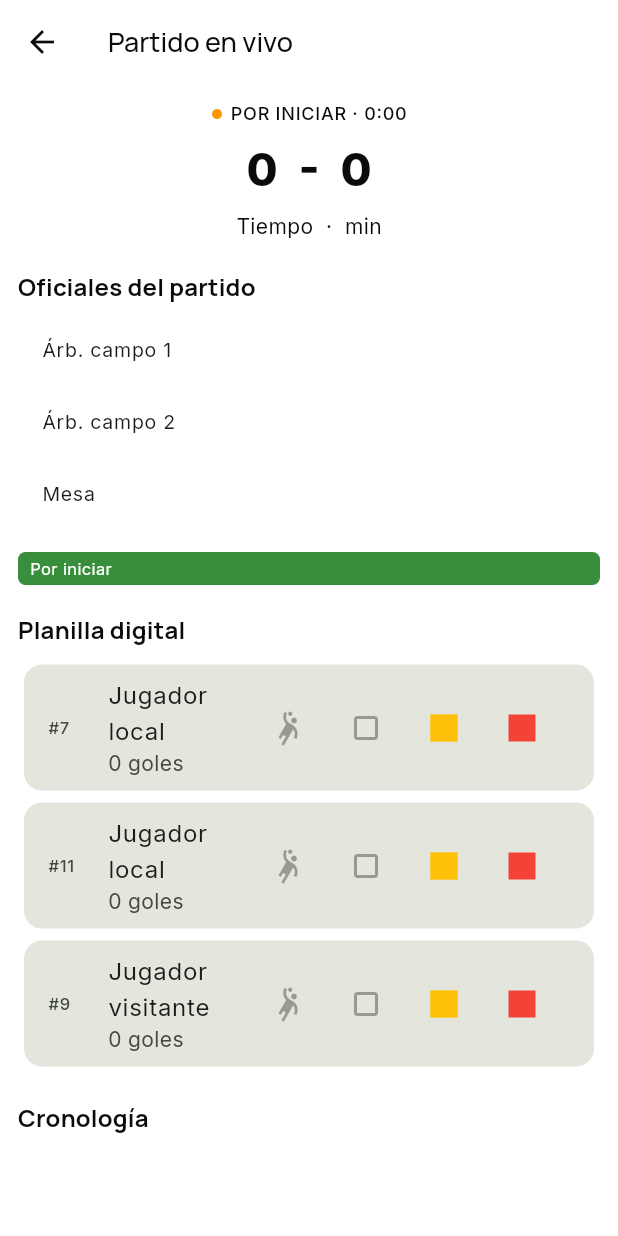
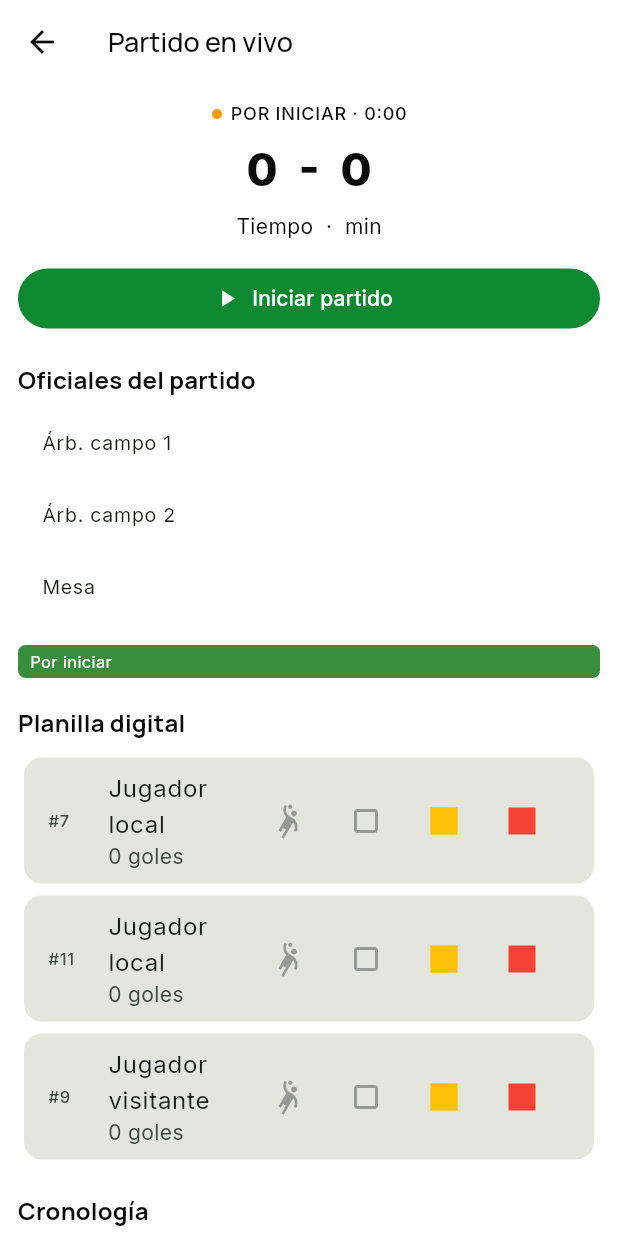
Before and after one commit to tatiana1104/handplay_demo, a Flutter app: the LiveMatchScreen screen opened directly with empty values, on a phone screen of 412 x 824 dp. Run offline on Flutter 3.47's test engine with Material 3 defaults, Android fonts, the phone set to English and light mode, and no system bars; our stand-ins replace cloud_firestore, dartz, equatable, firebase_auth, firebase_core, firebase_messaging and 5 more; accounts and stored records are empty.

```diff
--- a/lib/features/matches/presentation/screens/live_match_screen.dart
+++ b/lib/features/matches/presentation/screens/live_match_screen.dart
@@ -21,7 +21,8 @@ class _LiveMatchScreenState extends State<LiveMatchScreen> {
   bool get _canStart {
     final state = context.read<AuthBloc>().state;
     if (state is! AuthAuthenticated) return false;
-    return state.user.roles.any((role) => role == 'cronometrista' || role == 'anotador');
+    final uid = state.user.uid;
+    return uid == _match['timekeeper'] || uid == _match['scorer'];
   }
 
   Future<void> _startMatch() async {
```
Also changed, not shown: 1 other file.
